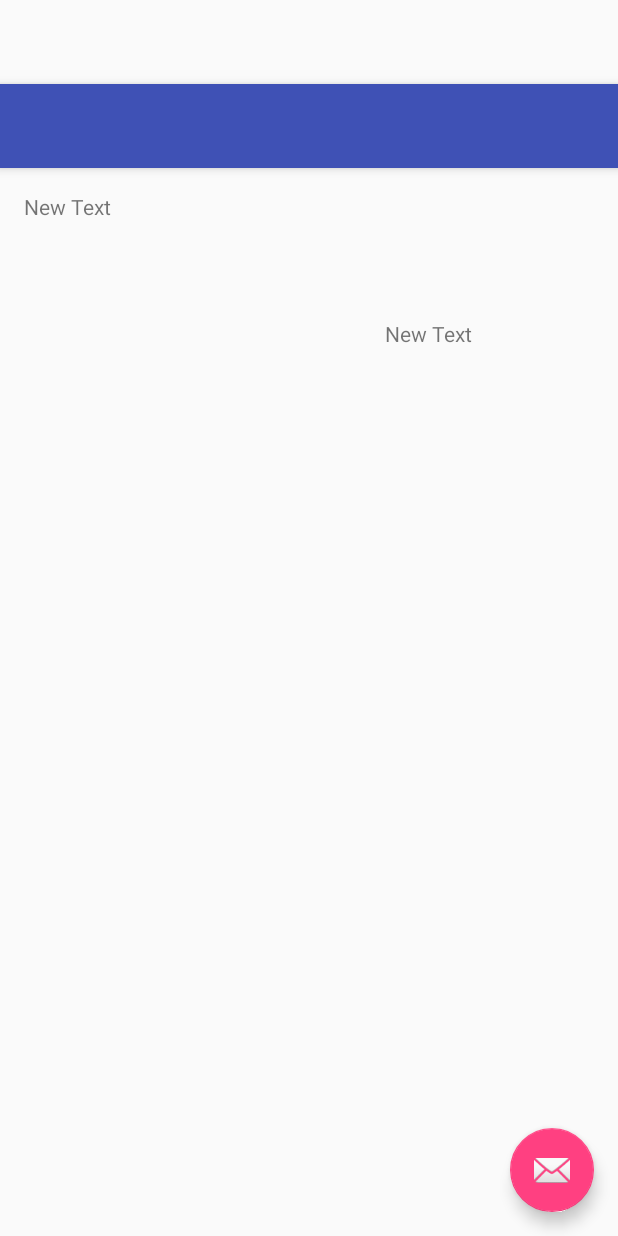
After one commit to myoann/LiFi-museum, an Android app: the layout activity_test_lifi.xml on its own in the app's theme, with its tools: preview values and no code run, on a phone screen of 412 x 824 dp. The commit adds this screen. Run offline under Robolectric (Android 15) with nearby library versions, the phone set to English and light mode, and no system bars.

Commit message:
Implementation of LIFI

```diff
--- a/app/build.gradle
+++ b/app/build.gradle
@@ -20,9 +20,11 @@ android {
 }
 
 dependencies {
-    compile fileTree(dir: 'libs', include: ['*.jar'])
+    compile fileTree(include: ['*.jar'], dir: 'libs')
     testCompile 'junit:junit:4.12'
     compile 'com.android.support:appcompat-v7:23.1.1'
     compile 'com.android.support:design:23.1.1'
     compile 'com.android.support:support-v4:23.1.1'
+    compile files('libs/smartlight3.1.1.jar')
+    compile 'com.googlecode.android-query:android-query:0.25.9'
 }
--- /dev/null
+++ b/app/src/main/res/layout/activity_test_lifi.xml
@@ -0,0 +1,34 @@
+<?xml version="1.0" encoding="utf-8"?>
+<android.support.design.widget.CoordinatorLayout xmlns:android="http://schemas.android.com/apk/res/android"
+    xmlns:app="http://schemas.android.com/apk/res-auto"
+    xmlns:tools="http://schemas.android.com/tools"
+    android:layout_width="match_parent"
+    android:layout_height="match_parent"
+    android:fitsSystemWindows="true"
+    tools:context="lifi.lifi_museum.TestLifi">
+
+    <android.support.design.widget.AppBarLayout
+        android:layout_width="match_parent"
+        android:layout_height="wrap_content"
+        android:theme="@style/AppTheme.AppBarOverlay">
+
+        <android.support.v7.widget.Toolbar
+            android:id="@+id/toolbar"
+            android:layout_width="match_parent"
+            android:layout_height="?attr/actionBarSize"
+            android:background="?attr/colorPrimary"
+            app:popupTheme="@style/AppTheme.PopupOverlay" />
+
+    </android.support.design.widget.AppBarLayout>
+
+    <include layout="@layout/content_test_lifi" />
+
+    <android.support.design.widget.FloatingActionButton
+        android:id="@+id/fab"
+        android:layout_width="wrap_content"
+        android:layout_height="wrap_content"
+        android:layout_gravity="bottom|end"
+        android:layout_margin="@dimen/fab_margin"
+        android:src="@android:drawable/ic_dialog_email" />
+
+</android.support.design.widget.CoordinatorLayout>
--- /dev/null
+++ b/app/src/main/res/layout/content_test_lifi.xml
@@ -0,0 +1,30 @@
+<?xml version="1.0" encoding="utf-8"?>
+<RelativeLayout xmlns:android="http://schemas.android.com/apk/res/android"
+    xmlns:app="http://schemas.android.com/apk/res-auto"
+    xmlns:tools="http://schemas.android.com/tools"
+    android:layout_width="match_parent"
+    android:layout_height="match_parent"
+    android:paddingBottom="@dimen/activity_vertical_margin"
+    android:paddingLeft="@dimen/activity_horizontal_margin"
+    android:paddingRight="@dimen/activity_horizontal_margin"
+    android:paddingTop="@dimen/activity_vertical_margin"
+    app:layout_behavior="@string/appbar_scrolling_view_behavior"
+    tools:context="lifi.lifi_museum.TestLifi"
+    tools:showIn="@layout/activity_test_lifi">
+
+    <TextView
+        android:layout_width="wrap_content"
+        android:layout_height="wrap_content"
+        android:text="New Text"
+        android:id="@+id/id_filteredTxtView" />
+
+    <TextView
+        android:layout_width="wrap_content"
+        android:layout_height="wrap_content"
+        android:text="New Text"
+        android:id="@+id/msgTxtView"
+        android:layout_below="@+id/id_filteredTxtView"
+        android:layout_alignParentEnd="true"
+        android:layout_marginEnd="81dp"
+        android:layout_marginTop="65dp" />
+</RelativeLayout>
--- a/app/src/main/res/values/strings.xml
+++ b/app/src/main/res/values/strings.xml
@@ -156,4 +156,5 @@
     </string>
     <string name="title_activity_arts_listing">ArtsListingActivity</string>
     <string name="title_activity_my_profile">MyProfile</string>
+    <string name="title_activity_test_lifi">TestLifi</string>
 </resources>
```
Also changed, not shown: app/src/main/AndroidManifest.xml (+15 -6 lines), app/src/main/java/lifi/lifi_museum/SmartLightHandler.java (added, +85 -0 lines), app/src/main/java/lifi/lifi_museum/TestLifi.java (added, +46 -0 lines), app/libs/smartlight3.1.1.jar (added).
